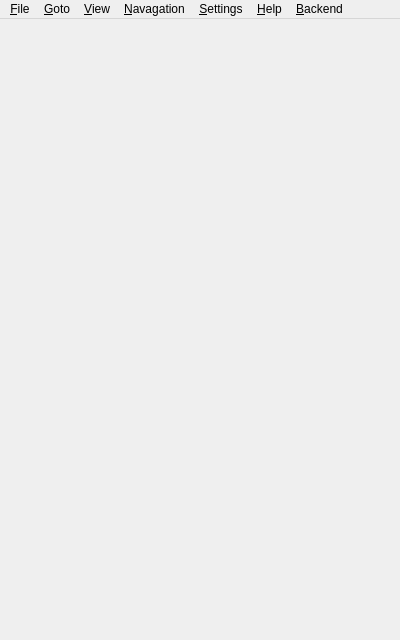
Old version of the form qindle/okular-qte/shell/mainwindow.ui in the repository pretyman/qindle.
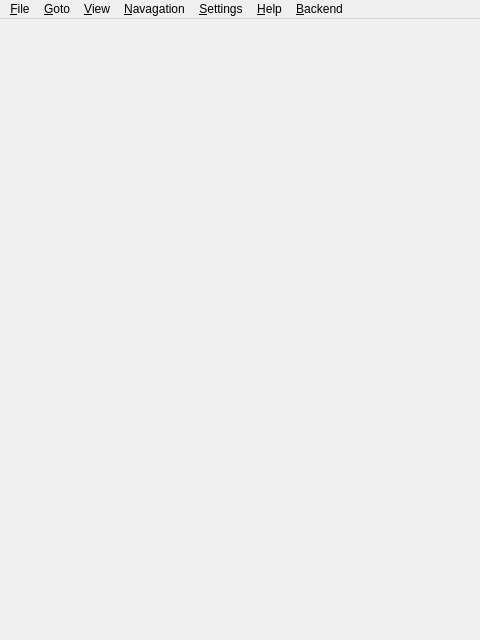
New version of the form.

The edit to the form file:
```diff
--- a/qindle/okular-qte/shell/mainwindow.ui
+++ b/qindle/okular-qte/shell/mainwindow.ui
@@ -6,7 +6,7 @@
    <rect>
     <x>0</x>
     <y>0</y>
-    <width>400</width>
+    <width>480</width>
     <height>640</height>
    </rect>
   </property>
@@ -34,7 +34,7 @@
     <rect>
      <x>0</x>
      <y>0</y>
-     <width>400</width>
+     <width>480</width>
      <height>30</height>
     </rect>
    </property>
```
Left out of the diff: 8 changed lines with no effect on the pictures.
